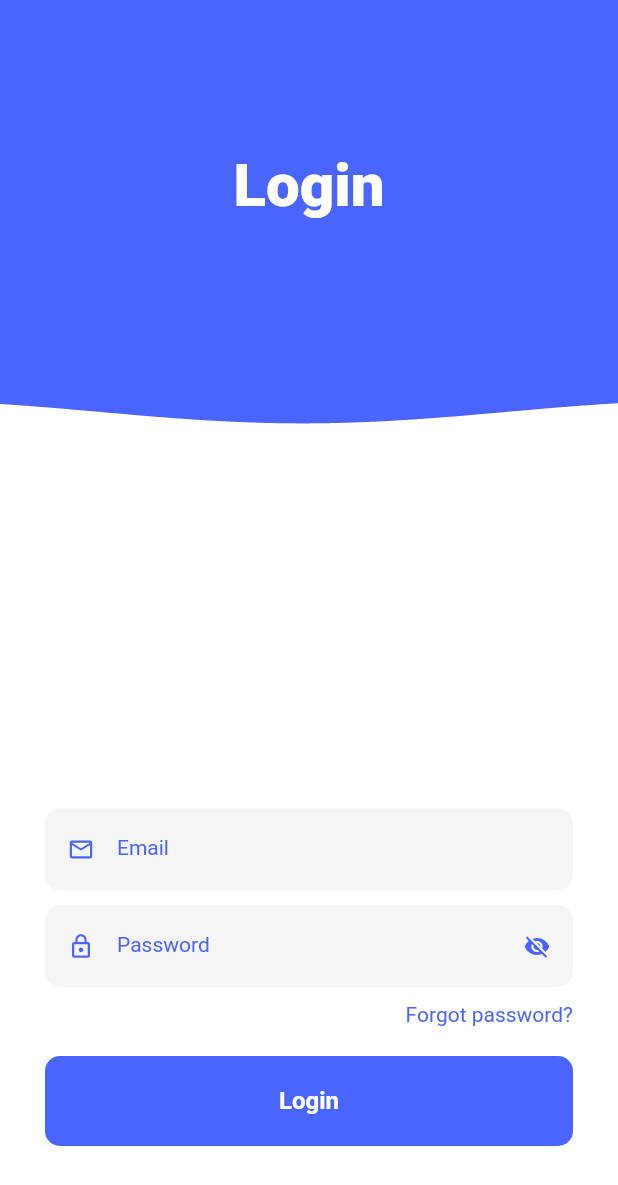
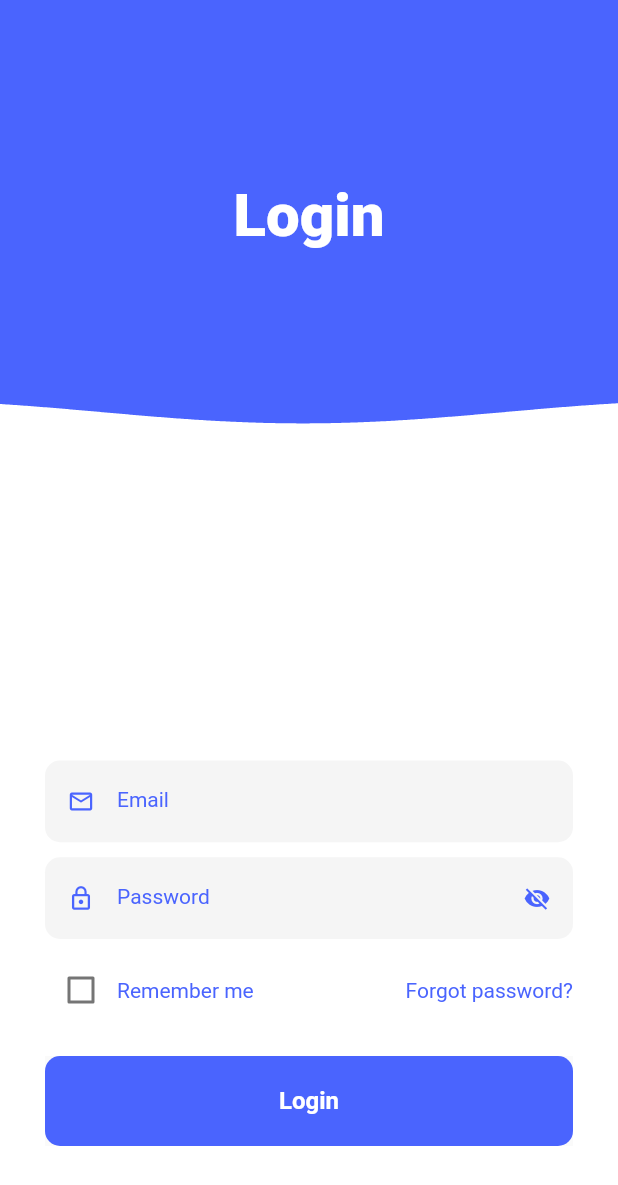
Before and after one commit to jxnhoongz/Flutter_HR_APP, a Flutter app: the screen it shows after launch, after a tap on "Login", on a phone screen of 412 x 824 dp. Shown: the top 1185 px of the screen. Run offline on Flutter 3.47's test engine with Material 2 defaults, Android fonts, the light colour scheme and no system bars; our stand-ins replace fluttertoast, shared_preferences; network calls fail.

Commit message:
completed login page

```diff
--- a/lib/Screens/loginScreen.dart
+++ b/lib/Screens/loginScreen.dart
@@ -24,25 +24,30 @@ class LoginScreen extends StatefulWidget {
 class _LoginScreenState extends State<LoginScreen> {
   TextEditingController _emailController = new TextEditingController();
   TextEditingController _passwordController = new TextEditingController();
-
+  bool rememberMe = false;
+  bool isLoggedIn = false;
   login(email, password) async {
     Map data = {
-      'empemail': '${_emailController.text}',
-      'password': '${_passwordController.text}',
+      'empemail': email,
+      'password': password,
     };
 
     var body = jsonEncode(data);
 
-    print(data.toString());
+    //print(data.toString());
 
     final response = await http.post(Uri.parse(LOGIN), body: body);
 
     if (response.statusCode == 202) {
-      Map<String, dynamic> responseBody = jsonDecode(response.body);
+      SharedPreferences preferences = await SharedPreferences.getInstance();
+      if (rememberMe) {
+        preferences.setString('email', _emailController.text);
+      }
 
-      Navigator.of(context).pushAndRemoveUntil(
-          MaterialPageRoute(builder: (BuildContext context) => dashboard()),
-          (Route<dynamic> route) => false);
+      Navigator.pushAndRemoveUntil(
+          context,
+          MaterialPageRoute(builder: (context) => dashboard()),
+          (route) => false);
 
       //Fluttertoast.showToast(msg: responseBody.toString(), fontSize: 18);
     } else {
@@ -57,6 +62,7 @@ class _LoginScreenState extends State<LoginScreen> {
     final size = MediaQuery.of(context).size;
     final bool keyboardOpen = MediaQuery.of(context).viewInsets.bottom > 0;
     final model = Provider.of<LoginModel>(context);
+
     return Scaffold(
       backgroundColor: white,
       body: Stack(
@@ -68,7 +74,7 @@ class _LoginScreenState extends State<LoginScreen> {
           AnimatedPositioned(
             duration: Duration(milliseconds: 500),
             curve: Curves.easeOutQuad,
-            top: keyboardOpen ? -size.height / 3.7 : 0.0,
+            top: keyboardOpen ? -size.height / 4.2 : 0.0,
             child: WaveWidget(
               size: size,
               yOffset: size.height / 3.0,
@@ -76,14 +82,14 @@ class _LoginScreenState extends State<LoginScreen> {
             ),
           ),
           Padding(
-            padding: const EdgeInsets.only(top: 100.0),
+            padding: const EdgeInsets.only(top: 120.0),
             child: Row(
               mainAxisAlignment: MainAxisAlignment.center,
               children: <Widget>[
                 Text(
                   'Login',
                   style: TextStyle(
-                    color: white,
+                    color: keyboardOpen ? mediumBlue : white,
                     fontSize: 40.0,
                     fontWeight: FontWeight.w900,
                   ),
@@ -91,6 +97,17 @@ class _LoginScreenState extends State<LoginScreen> {
               ],
             ),
           ),
+          // Padding(
+          //   padding: const EdgeInsets.only(top: 350),
+          //   child: Row(
+          //     mainAxisAlignment: MainAxisAlignment.center,
+          //     children: <Widget>[
+          //       Image.asset(
+          //         'assets/icons/dp_logo.jpg',
+          //       )
+          //     ],
+          //   ),
+          // ),
           Padding(
             padding: const EdgeInsets.all(30.0),
             child: Column(
@@ -125,11 +142,40 @@ class _LoginScreenState extends State<LoginScreen> {
                     SizedBox(
                       height: 10.0,
                     ),
-                    Text(
-                      'Forgot password?',
-                      style: TextStyle(
-                        color: mediumBlue,
-                      ),
+                    Row(
+                      mainAxisAlignment: MainAxisAlignment.spaceBetween,
+                      children: [
+                        Row(
+                          mainAxisAlignment: MainAxisAlignment.start,
+                          children: [
+                            Checkbox(
+                              value: rememberMe,
+                              onChanged: (bool? value) {
+                                setState(() {
+                                  rememberMe = value!;
+                                  //print('remember me is $rememberMe');
+                                });
+                              },
+                              hoverColor: mediumBlue,
+                              activeColor: mediumBlue,
+                            ),
+                            Text(
+                              'Remember me',
+                              style: TextStyle(
+                                color: mediumBlue,
+                                fontSize: 14,
+                              ),
+                            )
+                          ],
+                        ),
+                        Text(
+                          'Forgot password?',
+                          style: TextStyle(
+                            color: mediumBlue,
+                            fontSize: 14,
+                          ),
+                        ),
+                      ],
                     ),
                   ],
                 ),
--- /dev/null
+++ b/lib/Screens/notificationPage.dart
@@ -0,0 +1 @@
+import 'package:flutter/material.dart';
--- a/lib/Utilities/API.dart
+++ b/lib/Utilities/API.dart
@@ -1,2 +1,3 @@
 const String ROOT = "https://portal.daun-penh.com";
-const String LOGIN = "$ROOT/api/login.php";
+const String LOGIN = "http://10.0.2.2:8080/intern/login.php";
+const String verifyEmail = "http://10.0.2.2:8080/intern/emailCheck.php";
--- a/lib/common_widgets/textFieldWidget.dart
+++ b/lib/common_widgets/textFieldWidget.dart
@@ -8,7 +8,7 @@ class TextFieldWidget extends StatelessWidget {
   final String? hintText;
   final IconData? prefixIconData;
   final IconData? suffixIconData;
-  final bool obscureText;
+  final bool obscureText; //used to hide text in password field(if true)
   final TextEditingController controller;
   final Function(String value) onChanged;
 
--- a/lib/main.dart
+++ b/lib/main.dart
@@ -1,11 +1,19 @@
 import 'package:flutter/material.dart';
+import 'package:hr_app/Screens/dashboard.dart';
 import 'package:hr_app/ViewModels/loginModel.dart';
 
 import 'Screens/loginScreen.dart';
 import 'package:provider/provider.dart';
+import 'package:http/http.dart';
+import 'package:shared_preferences/shared_preferences.dart';
 
-void main() {
-  runApp(const MyApp());
+bool isLoggedin = false;
+void main() async {
+  WidgetsFlutterBinding.ensureInitialized();
+  SharedPreferences preferences = await SharedPreferences.getInstance();
+  var email = preferences.getString('email');
+  isLoggedin = email == null ? false : true;
+  runApp(MyApp());
 }
 
 class MyApp extends StatelessWidget {
@@ -16,8 +24,8 @@ class MyApp extends StatelessWidget {
     return ChangeNotifierProvider(
       create: (context) => LoginModel(),
       child: MaterialApp(
-        debugShowCheckedModeBanner: false,
-        home: LoginScreen(),
+        debugShowCheckedModeBanner: true,
+        home: isLoggedin ? dashboard() : LoginScreen(),
       ),
     );
   }
--- a/pubspec.yaml
+++ b/pubspec.yaml
@@ -41,6 +41,7 @@ dependencies:
   intl: ^0.17.0
   fluttertoast: ^8.0.7
   provider: ^5.0.0
+  animated_splash_screen:
 
 dev_dependencies:
   flutter_test:
```
Also changed, not shown: lib/Screens/dashboard.dart (+46 -158 lines), lib/Screens/homePage.dart (added, +155 -0 lines), lib/Screens/leaveScreen.dart (added, +17 -0 lines), lib/Screens/profilePage.dart (added, +32 -0 lines), lib/ViewModels/loginModel.dart (+3 -6 lines), assets/icons/dp_logo.jpg (added), pubspec.lock.
